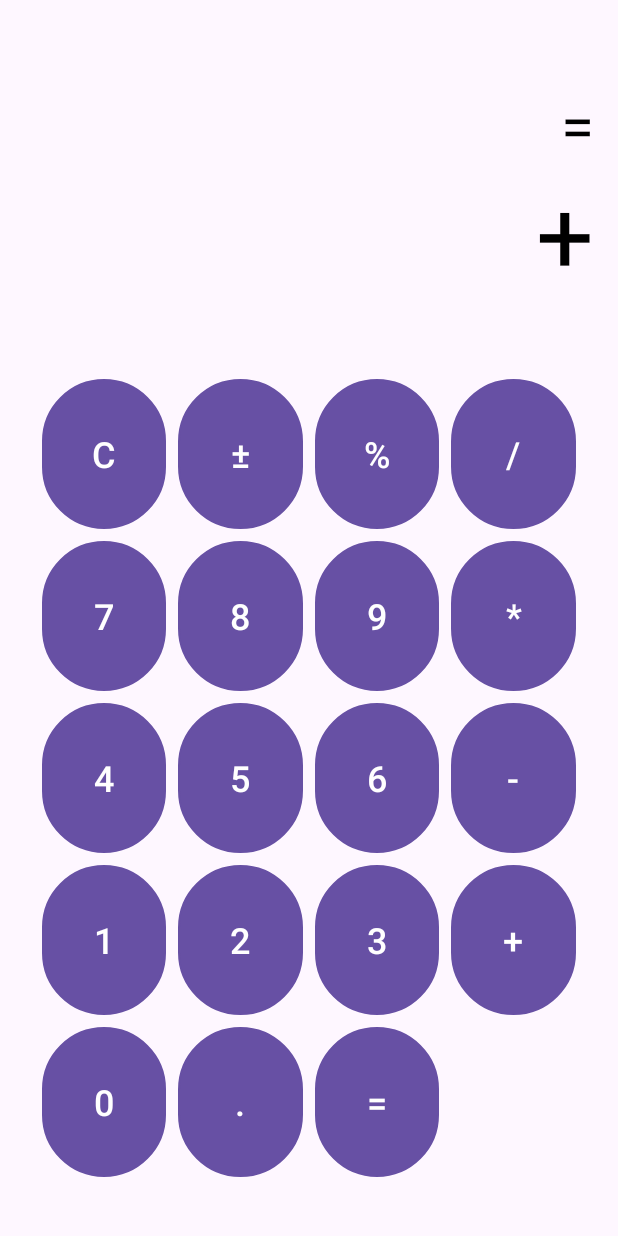
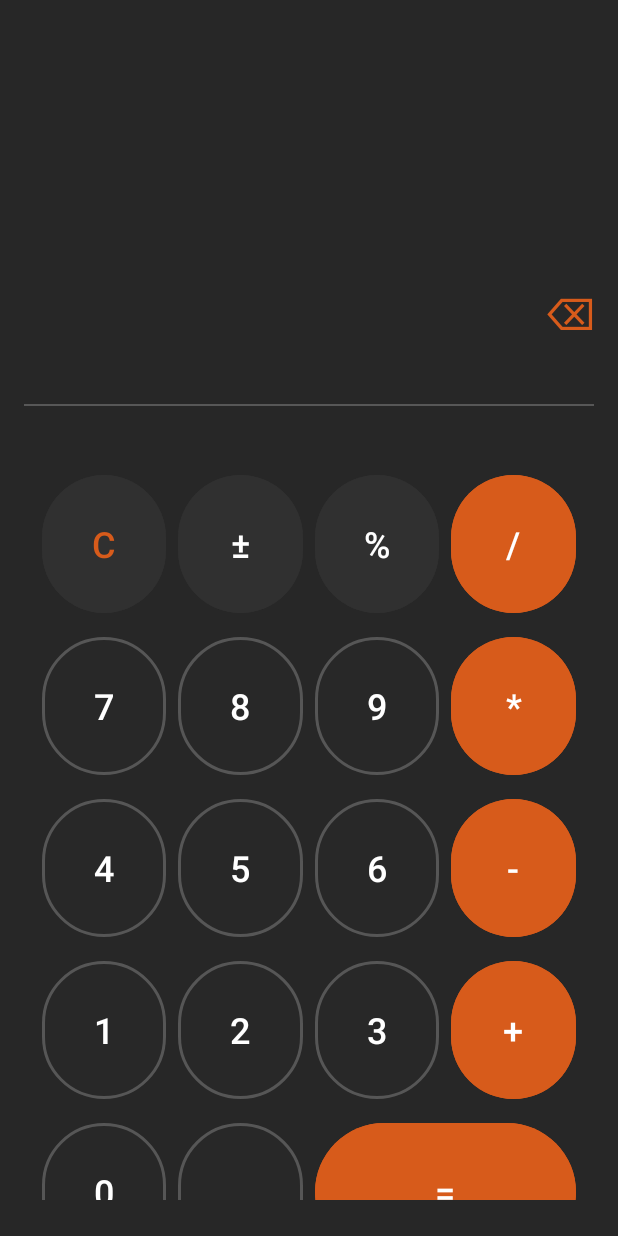
Before and after one commit to AresDesigns/Calculadora, an Android app: the screen it shows after launch (MainActivity), on a phone screen of 412 x 824 dp. Run offline under Robolectric (Android 15) with nearby library versions, the phone set to English and light mode, and no system bars; 1 statement that could not run was skipped.

Commit message:
UI bien implementada falta en distintas medidas de pantalla

```diff
--- a/app/src/main/res/drawable/rounded_button.xml
+++ b/app/src/main/res/drawable/rounded_button.xml
@@ -6,18 +6,9 @@
     <solid
         android:color="#F8F8F8"
         />
-    <padding
-        android:left="0dp"
-        android:top="0dp"
-        android:right="0dp"
-        android:bottom="0dp"
-        />
     <size
         android:width="100dp"
         android:height="100dp"
         />
-    <stroke
-        android:width="1dp"
-        android:color="#000000"
-        />
+
 </shape>
--- a/app/src/main/res/layout/activity_main.xml
+++ b/app/src/main/res/layout/activity_main.xml
@@ -2,6 +2,8 @@
 <LinearLayout xmlns:android="http://schemas.android.com/apk/res/android"
     android:layout_width="match_parent"
     android:layout_height="match_parent"
+    xmlns:app="http://schemas.android.com/apk/res-auto"
+    android:background="@color/dark_grey"
     android:orientation="vertical"
     android:padding="16dp">
 
@@ -9,222 +11,276 @@
         android:id="@+id/textView_result"
         android:layout_width="match_parent"
         android:layout_height="wrap_content"
-        android:text="@string/operation_equal"
-        android:textSize="40sp"
-        android:textColor="@color/black"
+        android:layout_gravity="end"
+        android:layout_marginTop="30dp"
+        android:text=""
         android:textAlignment="viewEnd"
-        android:layout_marginTop="40dp"
-        android:layout_gravity="end" />
+        android:textColor="#D0D0D0D0"
+        android:textSize="35sp" />
 
     <TextView
         android:id="@+id/textView_operation"
         android:layout_width="match_parent"
         android:layout_height="wrap_content"
-        android:text="@string/operation_sum"
-        android:textSize="68sp"
-        android:textColor="@color/black"
+        android:layout_gravity="end"
+        android:layout_marginBottom="20dp"
+        android:text=""
         android:textAlignment="viewEnd"
+        android:textColor="@color/white"
+        android:textSize="55sp" />
+
+    <TextView
+        android:id="@+id/textView_delete"
+        android:layout_width="match_parent"
+        android:layout_height="wrap_content"
+        android:layout_gravity="end"
+        android:text="@string/operation_delete"
         android:layout_marginBottom="40dp"
-        android:layout_gravity="end" />
+        android:textAlignment="viewEnd"
+        android:textColor="@color/orange"
+        android:textSize="30sp" />
+
+        <TextView
+            android:id="@+id/line"
+            android:layout_width="match_parent"
+            android:layout_height="1dp"
+            android:layout_gravity="end"
+            android:layout_marginBottom="30dp"
+            android:background="#575757"
+    />
 
     <GridLayout
         android:layout_width="match_parent"
         android:layout_height="0dp"
+        android:layout_gravity="center"
         android:layout_weight="1"
         android:columnCount="4"
-        android:rowCount="5"
         android:padding="8dp"
-        android:layout_gravity="center">
+        android:rowCount="5">
 
         <Button
             android:id="@+id/button_clear"
             android:layout_width="0dp"
-            android:layout_height="wrap_content"
+            android:layout_height="100dp"
+            android:layout_columnWeight="1"
             android:layout_margin="4dp"
-            android:layout_columnWeight="1"
+            android:backgroundTint="@color/grey_dark"
+            app:cornerRadius="50dp"
             android:text="@string/operation_clear"
-            android:background="@drawable/rounded_button"
+            android:textColor="@color/orange"
             android:textSize="24sp" />
 
         <Button
             android:id="@+id/button_plus_minus"
             android:layout_width="0dp"
-            android:layout_height="wrap_content"
+            android:layout_height="100dp"
+            android:layout_columnWeight="1"
             android:layout_margin="4dp"
-            android:layout_columnWeight="1"
+            android:backgroundTint="@color/grey_dark"
+            app:cornerRadius="50dp"
             android:text="@string/operation_plus_minus"
-            android:background="@drawable/rounded_button"
             android:textSize="24sp" />
 
         <Button
             android:id="@+id/button_percent"
             android:layout_width="0dp"
-            android:layout_height="wrap_content"
+            android:layout_height="100dp"
+            android:layout_columnWeight="1"
             android:layout_margin="4dp"
-            android:layout_columnWeight="1"
+            android:backgroundTint="@color/grey_dark"
+            app:cornerRadius="50dp"
             android:text="@string/operation_percent"
-            android:background="@drawable/rounded_button"
             android:textSize="24sp" />
 
         <Button
             android:id="@+id/button_divide"
             android:layout_width="0dp"
-            android:layout_height="wrap_content"
+            android:layout_height="100dp"
+            android:layout_columnWeight="1"
             android:layout_margin="4dp"
-            android:layout_columnWeight="1"
+            android:backgroundTint="@color/orange"
+            app:cornerRadius="50dp"
             android:text="@string/operation_divide"
-            android:background="@drawable/rounded_button"
             android:textSize="24sp" />
 
         <!-- Agrega los demás botones de la misma manera -->
         <Button
             android:id="@+id/button_seven"
             android:layout_width="0dp"
-            android:layout_height="wrap_content"
+            android:layout_height="100dp"
+            android:layout_columnWeight="1"
             android:layout_margin="4dp"
-            android:layout_columnWeight="1"
+            android:backgroundTint="@color/grey_dar"
+            app:strokeColor="@color/corner"
+            app:strokeWidth="2dp"
             android:text="@string/number_seven"
-            android:background="@drawable/rounded_button"
             android:textSize="24sp" />
 
         <Button
             android:id="@+id/button_eight"
             android:layout_width="0dp"
-            android:layout_height="wrap_content"
+            android:layout_height="100dp"
+            android:layout_columnWeight="1"
             android:layout_margin="4dp"
-            android:layout_columnWeight="1"
+            android:backgroundTint="@color/grey_dar"
+            app:strokeColor="@color/corner"
+            app:strokeWidth="2dp"
             android:text="@string/number_eight"
-            android:background="@drawable/rounded_button"
             android:textSize="24sp" />
 
         <Button
             android:id="@+id/button_nine"
             android:layout_width="0dp"
-            android:layout_height="wrap_content"
+            android:layout_height="100dp"
+            android:layout_columnWeight="1"
             android:layout_margin="4dp"
-            android:layout_columnWeight="1"
+            android:backgroundTint="@color/grey_dar"
+            app:strokeColor="@color/corner"
+            app:strokeWidth="2dp"
             android:text="@string/number_nine"
-            android:background="@drawable/rounded_button"
             android:textSize="24sp" />
 
         <Button
             android:id="@+id/button_multiply"
             android:layout_width="0dp"
-            android:layout_height="wrap_content"
+            android:layout_height="100dp"
+            android:layout_columnWeight="1"
             android:layout_margin="4dp"
-            android:layout_columnWeight="1"
+            android:backgroundTint="@color/orange"
+            app:cornerRadius="50dp"
             android:text="@string/operation_multiply"
-            android:background="@drawable/rounded_button"
             android:textSize="24sp" />
 
         <Button
             android:id="@+id/button_four"
             android:layout_width="0dp"
-            android:layout_height="wrap_content"
+            android:layout_height="100dp"
+            android:layout_columnWeight="1"
             android:layout_margin="4dp"
-            android:layout_columnWeight="1"
+            android:backgroundTint="@color/grey_dar"
+            app:strokeColor="@color/corner"
+            app:strokeWidth="2dp"
             android:text="@string/number_four"
-            android:background="@drawable/rounded_button"
             android:textSize="24sp" />
 
         <Button
             android:id="@+id/button_five"
             android:layout_width="0dp"
-            android:layout_height="wrap_content"
+            android:layout_height="100dp"
+            android:layout_columnWeight="1"
             android:layout_margin="4dp"
-            android:layout_columnWeight="1"
+            android:backgroundTint="@color/grey_dar"
+            app:strokeColor="@color/corner"
+            app:strokeWidth="2dp"
             android:text="@string/number_five"
-            android:background="@drawable/rounded_button"
             android:textSize="24sp" />
 
         <Button
             android:id="@+id/button_six"
             android:layout_width="0dp"
-            android:layout_height="wrap_content"
+            android:layout_height="100dp"
+            android:layout_columnWeight="1"
             android:layout_margin="4dp"
-            android:layout_columnWeight="1"
+            android:backgroundTint="@color/grey_dar"
+            app:strokeColor="@color/corner"
+            app:strokeWidth="2dp"
             android:text="@string/number_six"
-            android:background="@drawable/rounded_button"
             android:textSize="24sp" />
 
         <Button
             android:id="@+id/button_subtract"
             android:layout_width="0dp"
-            android:layout_height="wrap_content"
+            android:layout_height="100dp"
+            android:layout_columnWeight="1"
             android:layout_margin="4dp"
-            android:layout_columnWeight="1"
+            android:backgroundTint="@color/orange"
+            app:cornerRadius="50dp"
             android:text="@string/operation_subtract"
-            android:background="@drawable/rounded_button"
             android:textSize="24sp" />
 
         <Button
             android:id="@+id/button_one"
             android:layout_width="0dp"
-            android:layout_height="wrap_content"
+            android:layout_height="100dp"
+            android:layout_columnWeight="1"
             android:layout_margin="4dp"
-            android:layout_columnWeight="1"
+            android:backgroundTint="@color/grey_dar"
+            app:strokeColor="@color/corner"
+            app:strokeWidth="2dp"
             android:text="@string/number_one"
-            android:background="@drawable/rounded_button"
             android:textSize="24sp" />
 
         <Button
             android:id="@+id/button_two"
             android:layout_width="0dp"
-            android:layout_height="wrap_content"
+            android:layout_height="100dp"
+            android:layout_columnWeight="1"
             android:layout_margin="4dp"
-            android:layout_columnWeight="1"
+            android:backgroundTint="@color/grey_dar"
+            app:strokeColor="@color/corner"
+            app:strokeWidth="2dp"
             android:text="@string/number_two"
-            android:background="@drawable/rounded_button"
             android:textSize="24sp" />
 
         <Button
             android:id="@+id/button_three"
             android:layout_width="0dp"
-            android:layout_height="wrap_content"
+            android:layout_height="100dp"
+            android:layout_columnWeight="1"
             android:layout_margin="4dp"
-            android:layout_columnWeight="1"
+            android:backgroundTint="@color/grey_dar"
+            app:strokeColor="@color/corner"
+            app:strokeWidth="2dp"
             android:text="@string/number_three"
-            android:background="@drawable/rounded_button"
             android:textSize="24sp" />
 
         <Button
             android:id="@+id/button_sum"
             android:layout_width="0dp"
-            android:layout_height="wrap_content"
+            android:layout_height="100dp"
+            android:layout_columnWeight="1"
             android:layout_margin="4dp"
-            android:layout_columnWeight="1"
+            android:backgroundTint="@color/orange"
+            app:cornerRadius="50dp"
             android:text="@string/operation_sum"
-            android:background="@drawable/rounded_button"
             android:textSize="24sp" />
 
         <Button
             android:id="@+id/button_zero"
             android:layout_width="0dp"
-            android:layout_height="wrap_content"
+            android:layout_height="100dp"
+            android:layout_columnWeight="1"
             android:layout_margin="4dp"
-            android:layout_columnWeight="1"
+            android:backgroundTint="@color/grey_dar"
+            app:strokeColor="@color/corner"
+            app:strokeWidth="2dp"
             android:text="@string/number_zero"
-            android:background="@drawable/rounded_button"
             android:textSize="24sp" />
 
         <Button
             android:id="@+id/button_dot"
             android:layout_width="0dp"
-            android:layout_height="wrap_content"
+            android:layout_height="100dp"
+            android:layout_columnWeight="1"
             android:layout_margin="4dp"
-            android:layout_columnWeight="1"
+            android:backgroundTint="@color/grey_dar"
+            app:strokeColor="@color/corner"
+            app:strokeWidth="2dp"
             android:text="@string/operation_dot"
-            android:background="@drawable/rounded_button"
-            android:textSize="24sp" />
+            android:textSize="24sp"
+            app:cornerRadius="50dp"
+            />
 
         <Button
             android:id="@+id/button_equal"
             android:layout_width="0dp"
-            android:layout_height="wrap_content"
+            android:layout_height="100dp"
+            android:layout_columnWeight="1"
             android:layout_margin="4dp"
-            android:layout_columnWeight="1"
+            android:backgroundTint="@color/orange"
+            app:cornerRadius="50dp"
+            android:layout_columnSpan="2"
             android:text="@string/operation_equal"
-            android:background="@drawable/rounded_button"
             android:textSize="24sp" />
 
     </GridLayout>
--- a/app/src/main/res/values/colors.xml
+++ b/app/src/main/res/values/colors.xml
@@ -3,5 +3,10 @@
     <color name="black">#FF000000</color>
     <color name="white">#FFFFFFFF</color>
     <color name="grey_low">#ADADAD</color>
+    <color name="grey_dark">#303030</color>
+    <color name="grey_dar">#282828</color>
     <color name="white2">#f8f8f8</color>
+    <color name="orange">#d75b1b</color>
+    <color name="dark_grey">#272727</color>
+    <color name="corner">#565656</color>
 </resources>
--- a/app/src/main/res/values/values.xml
+++ b/app/src/main/res/values/values.xml
@@ -23,5 +23,6 @@
     <string name="number_eight">8</string>
     <string name="number_nine">9</string>
     <string name="number_zero">0</string>
+    <string name="operation_delete">⌫</string>
 
 </resources>
```
